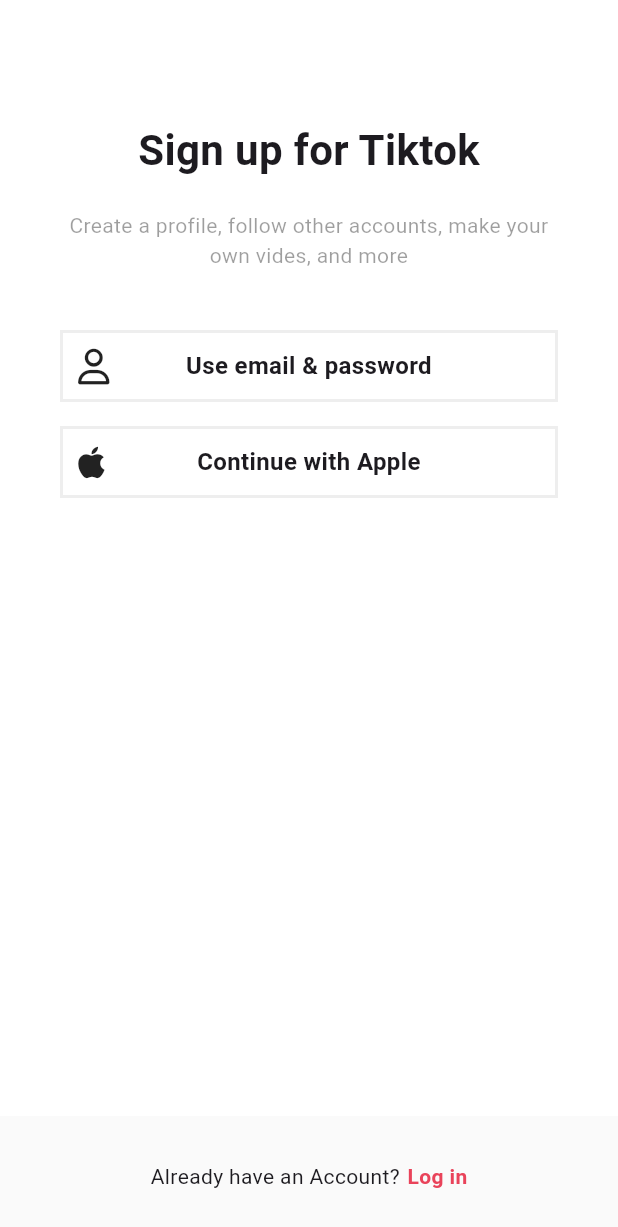
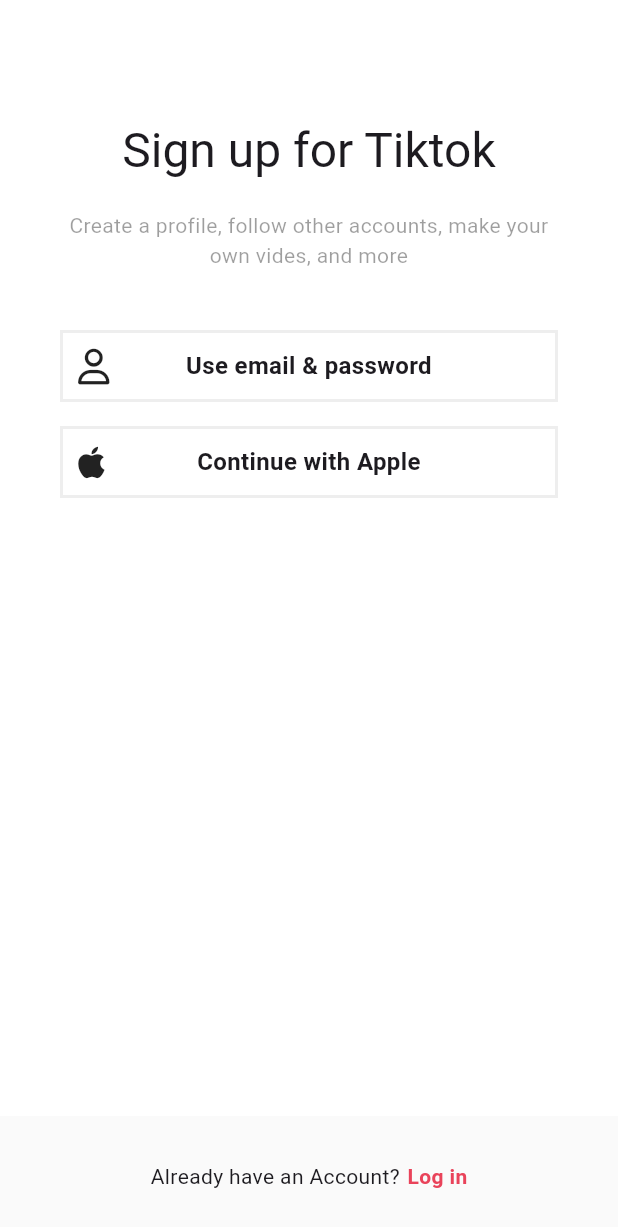
Before and after one commit to Abdul-lembariti/tiktok_clone, a Flutter app: the SignUpScreen screen opened directly, on a phone screen of 412 x 824 dp. Shown: the top 1227 px of the screen. Run offline on Flutter 3.47's test engine with Material 3 defaults, Android fonts, the phone set to English and light mode, and no system bars; our stand-ins replace font_awesome_flutter, google_fonts, video_player, visibility_detector; network calls fail.

Commit message:
#14.0 - #14.2 TextTheme

```diff
--- a/lib/features/authentication/signup.dart
+++ b/lib/features/authentication/signup.dart
@@ -1,12 +1,11 @@
-import 'package:flutter/cupertino.dart';
 import 'package:flutter/material.dart';
-import 'package:flutter/widgets.dart';
 import 'package:font_awesome_flutter/font_awesome_flutter.dart';
 import 'package:tiktok_clone/constants/gaps.dart';
 import 'package:tiktok_clone/constants/sizes.dart';
 import 'package:tiktok_clone/features/authentication/login_screen.dart';
 import 'package:tiktok_clone/features/authentication/usernamescreen.dart';
 import 'package:tiktok_clone/features/authentication/widgets/auth_btn.dart';
+import 'package:tiktok_clone/utilis.dart';
 
 class SignUpScreen extends StatelessWidget {
   const SignUpScreen({super.key});
@@ -38,19 +37,18 @@ class SignUpScreen extends StatelessWidget {
               child: Column(
                 children: [
                   Gaps.v80,
-                  const Text(
+                  Text(
                     'Sign up for Tiktok',
-                    style: TextStyle(
-                      fontSize: Sizes.size28,
-                      fontWeight: FontWeight.bold,
-                    ),
+                    style: Theme.of(context).textTheme.headlineLarge,
                   ),
                   Gaps.v20,
-                  const Text(
+                  Text(
                     'Create a profile, follow other accounts, make your own vides, and more',
                     style: TextStyle(
                       fontSize: Sizes.size14,
-                      color: Colors.black38,
+                      color: isDarkMode(context)
+                          ? Colors.grey[200]
+                          : Colors.black38,
                     ),
                     textAlign: TextAlign.center,
                   ),
@@ -95,7 +93,6 @@ class SignUpScreen extends StatelessWidget {
             ),
           ),
           bottomNavigationBar: BottomAppBar(
-            color: Colors.grey[50],
             elevation: 1,
             child: Row(
               mainAxisAlignment: MainAxisAlignment.center,
--- a/lib/features/tab_navigation/main_navigation.dart
+++ b/lib/features/tab_navigation/main_navigation.dart
@@ -16,7 +16,7 @@ class MainNavigation extends StatefulWidget {
 }
 
 class _MainNavigationState extends State<MainNavigation> {
-  int _selectedIndex = 1;
+  int _selectedIndex = 3;
 
   void _onTap(int index) {
     setState(() {
--- /dev/null
+++ b/lib/utilis.dart
@@ -0,0 +1,4 @@
+import 'package:flutter/material.dart';
+
+bool isDarkMode(BuildContext context) =>
+    MediaQuery.of(context).platformBrightness == Brightness.dark;
--- a/pubspec.yaml
+++ b/pubspec.yaml
@@ -39,6 +39,8 @@ dependencies:
   video_player: ^2.8.6
 
   visibility_detector: 0.3.3
+
+  google_fonts: 4.0.1
 
 dev_dependencies:
   flutter_test:
```
Also changed, not shown: lib/features/discover/discover_screen.dart (+5 -4 lines), lib/main.dart (+82 -6 lines), pubspec.lock, 2 other files.
